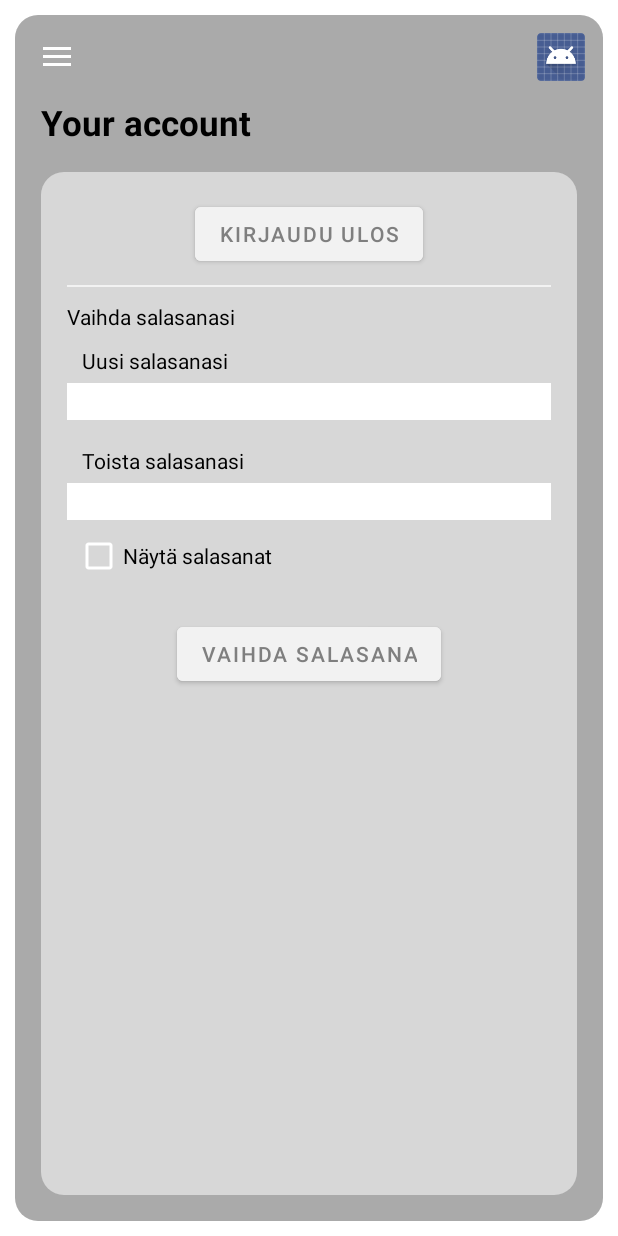
After one commit to roopeh/hamburger-app, an Android app: the fragment UserFragment placed in its activity, on a phone screen of 412 x 824 dp. The commit adds this screen. Run offline under Robolectric (Android 15) with nearby library versions, the phone set to English and light mode, and no system bars.

Commit message:
Create very simple user panel

```diff
--- a/client/app/src/main/java/com/roopeh/app/hamburger/MainActivity.java
+++ b/client/app/src/main/java/com/roopeh/app/hamburger/MainActivity.java
@@ -184,7 +184,10 @@ public class MainActivity extends AppCompatActivity
                 }
                 break;
             case R.id.menuAccount:
-                fragment = new LoginFragment();
+                if (Helper.getInstance().getUser() == null)
+                    fragment = new LoginFragment();
+                else
+                    fragment = new UserFragment();
                 break;
             default:
                 break;
--- /dev/null
+++ b/client/app/src/main/java/com/roopeh/app/hamburger/UserFragment.java
@@ -0,0 +1,62 @@
+package com.roopeh.app.hamburger;
+
+import android.os.Bundle;
+import android.text.method.HideReturnsTransformationMethod;
+import android.text.method.PasswordTransformationMethod;
+import android.view.LayoutInflater;
+import android.view.View;
+import android.view.ViewGroup;
+import android.widget.Button;
+import android.widget.CheckBox;
+import android.widget.EditText;
+import android.widget.Toast;
+
+import java.util.Objects;
+
+import androidx.fragment.app.Fragment;
+
+public class UserFragment extends Fragment {
+    @Override
+    public View onCreateView(LayoutInflater inflater, ViewGroup container, Bundle savedInstanceState) {
+        final View rootView = inflater.inflate(R.layout.fragment_user, container, false);
+
+        final Button logoutButton = rootView.findViewById(R.id.userLogoutButton);
+        final EditText firstPass = rootView.findViewById(R.id.userPasswordFirst);
+        final EditText secondPass = rootView.findViewById(R.id.userPasswordSecond);
+        final CheckBox checkBox = rootView.findViewById(R.id.userPasswordShow);
+        final Button passButton = rootView.findViewById(R.id.userPasswordButton);
+
+        // Logout button
+        logoutButton.setOnClickListener(v -> {
+            Helper.getInstance().logoutUser();
+            Objects.requireNonNull((MainActivity)getActivity()).loadFragment(new HomeFragment(), false);
+        });
+
+        // Show passwords?
+        checkBox.setOnCheckedChangeListener((buttonView, isChecked) -> {
+            if (!isChecked) {
+                firstPass.setTransformationMethod(PasswordTransformationMethod.getInstance());
+                secondPass.setTransformationMethod(PasswordTransformationMethod.getInstance());
+            } else {
+                firstPass.setTransformationMethod(HideReturnsTransformationMethod.getInstance());
+                secondPass.setTransformationMethod(HideReturnsTransformationMethod.getInstance());
+            }
+        });
+
+        // Change passwords button
+        passButton.setOnClickListener(v -> handlePassChange(firstPass.getText().toString(), secondPass.getText().toString()));
+
+        return rootView;
+    }
+
+    private void handlePassChange(String pass1, String pass2) {
+        // Check that password fields match
+        if (!pass1.equals(pass2)) {
+            Toast.makeText(getContext(), "Salasanat eivät täsmää", Toast.LENGTH_LONG).show();
+            return;
+        }
+
+        // todo: api call
+        Toast.makeText(getContext(), "Success!", Toast.LENGTH_LONG).show();
+    }
+}
--- a/client/app/src/main/res/layout/fragment_login.xml
+++ b/client/app/src/main/res/layout/fragment_login.xml
@@ -61,6 +61,7 @@
             android:layout_height="wrap_content"
             android:layout_below="@id/loginPasswordText"
             android:layout_marginTop="5dp"
+            android:inputType="textPassword"
             android:background="@color/white" />
 
         <TextView
--- a/client/app/src/main/res/layout/fragment_register.xml
+++ b/client/app/src/main/res/layout/fragment_register.xml
@@ -165,8 +165,7 @@
                 android:layout_below="@id/registerPass2"
                 android:layout_marginStart="5dp"
                 android:buttonTint="@color/white"
-                android:text="Näytä salasanat"
-                />
+                android:text="Näytä salasanat" />
 
             <LinearLayout
                 android:layout_width="wrap_content"
--- /dev/null
+++ b/client/app/src/main/res/layout/fragment_user.xml
@@ -0,0 +1,116 @@
+<?xml version="1.0" encoding="utf-8"?>
+<RelativeLayout
+    xmlns:android="http://schemas.android.com/apk/res/android"
+    android:layout_width="match_parent"
+    android:layout_height="match_parent"
+    android:layout_marginStart="@dimen/background_padding_side"
+    android:layout_marginEnd="@dimen/background_padding_side"
+    android:layout_marginBottom="@dimen/background_padding_bottom"
+    android:paddingStart="@dimen/content_padding_side"
+    android:paddingEnd="@dimen/content_padding_side"
+    android:paddingBottom="@dimen/content_padding_bottom"
+    android:background="@drawable/rounded_main">
+
+    <TextView
+        android:id="@+id/userHeader"
+        android:layout_width="wrap_content"
+        android:layout_height="wrap_content"
+        android:text="Your account"
+        android:theme="@style/DefaultHeaderStyle" />
+
+    <RelativeLayout
+        android:layout_width="match_parent"
+        android:layout_height="match_parent"
+        android:layout_marginTop="@dimen/content_padding_side"
+        android:layout_below="@id/userHeader"
+        android:paddingStart="@dimen/content_padding_side"
+        android:paddingEnd="@dimen/content_padding_side"
+        android:paddingTop="@dimen/content_padding_top"
+        android:paddingBottom="@dimen/content_padding_bottom"
+        android:background="@drawable/rounded_inner_main">
+
+        <Button
+            android:id="@+id/userLogoutButton"
+            android:layout_width="wrap_content"
+            android:layout_height="wrap_content"
+            android:layout_centerHorizontal="true"
+            android:backgroundTint="@color/defaultButtonBackground"
+            android:textColor="@color/defaultButtonFont"
+            android:text="Kirjaudu ulos" />
+
+        <View
+            android:id="@+id/userFirstLine"
+            android:layout_width="match_parent"
+            android:layout_height="1dp"
+            android:layout_marginTop="@dimen/background_padding_side"
+            android:layout_marginBottom="@dimen/line_padding_bottom"
+            android:layout_below="@id/userLogoutButton"
+            android:background="@color/defaultButtonBackground" />
+
+        <TextView
+            android:id="@+id/userPasswordHeader"
+            android:layout_width="wrap_content"
+            android:layout_height="wrap_content"
+            android:layout_below="@id/userFirstLine"
+            android:textColor="@color/black"
+            android:text="Vaihda salasanasi" />
+
+        <TextView
+            android:id="@+id/userPasswordFirstHeader"
+            android:layout_width="wrap_content"
+            android:layout_height="wrap_content"
+            android:layout_marginStart="@dimen/background_padding_side"
+            android:layout_marginTop="@dimen/background_padding_top"
+            android:layout_below="@id/userPasswordHeader"
+            android:textColor="@color/black"
+            android:text="Uusi salasanasi" />
+
+        <EditText
+            android:id="@+id/userPasswordFirst"
+            android:layout_width="match_parent"
+            android:layout_height="wrap_content"
+            android:layout_below="@id/userPasswordFirstHeader"
+            android:layout_marginTop="5dp"
+            android:inputType="textPassword"
+            android:background="@color/white" />
+
+        <TextView
+            android:id="@+id/userPasswordSecondHeader"
+            android:layout_width="wrap_content"
+            android:layout_height="wrap_content"
+            android:layout_below="@id/userPasswordFirst"
+            android:layout_marginTop="@dimen/content_padding_side"
+            android:layout_marginStart="@dimen/background_padding_side"
+            android:textColor="@color/black"
+            android:text="Toista salasanasi" />
+
+        <EditText
+            android:id="@+id/userPasswordSecond"
+            android:layout_width="match_parent"
+            android:layout_height="wrap_content"
+            android:layout_below="@id/userPasswordSecondHeader"
+            android:layout_marginTop="5dp"
+            android:inputType="textPassword"
+            android:background="@color/white" />
+
+        <CheckBox
+            android:id="@+id/userPasswordShow"
+            android:layout_width="wrap_content"
+            android:layout_height="wrap_content"
+            android:layout_below="@id/userPasswordSecond"
+            android:layout_marginStart="5dp"
+            android:buttonTint="@color/white"
+            android:text="Näytä salasanat" />
+
+        <Button
+            android:id="@+id/userPasswordButton"
+            android:layout_width="wrap_content"
+            android:layout_height="wrap_content"
+            android:layout_centerHorizontal="true"
+            android:layout_below="@id/userPasswordShow"
+            android:layout_marginTop="@dimen/content_padding_top"
+            android:backgroundTint="@color/defaultButtonBackground"
+            android:textColor="@color/defaultButtonFont"
+            android:text="Vaihda salasana" />
+    </RelativeLayout>
+</RelativeLayout>
```
